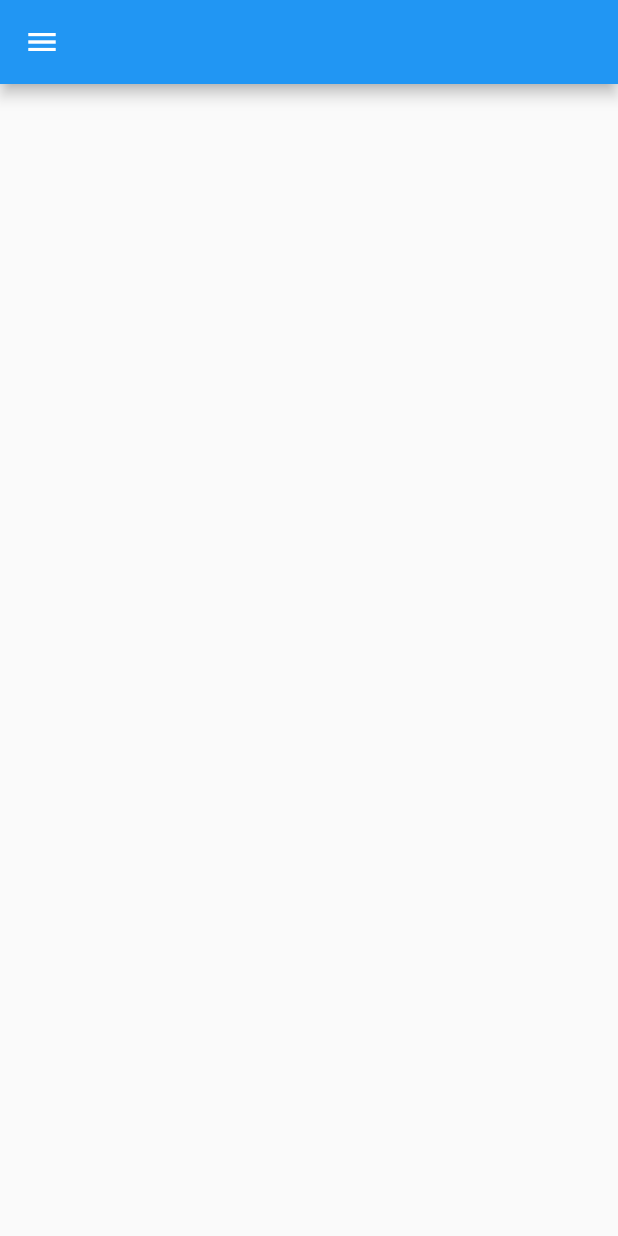
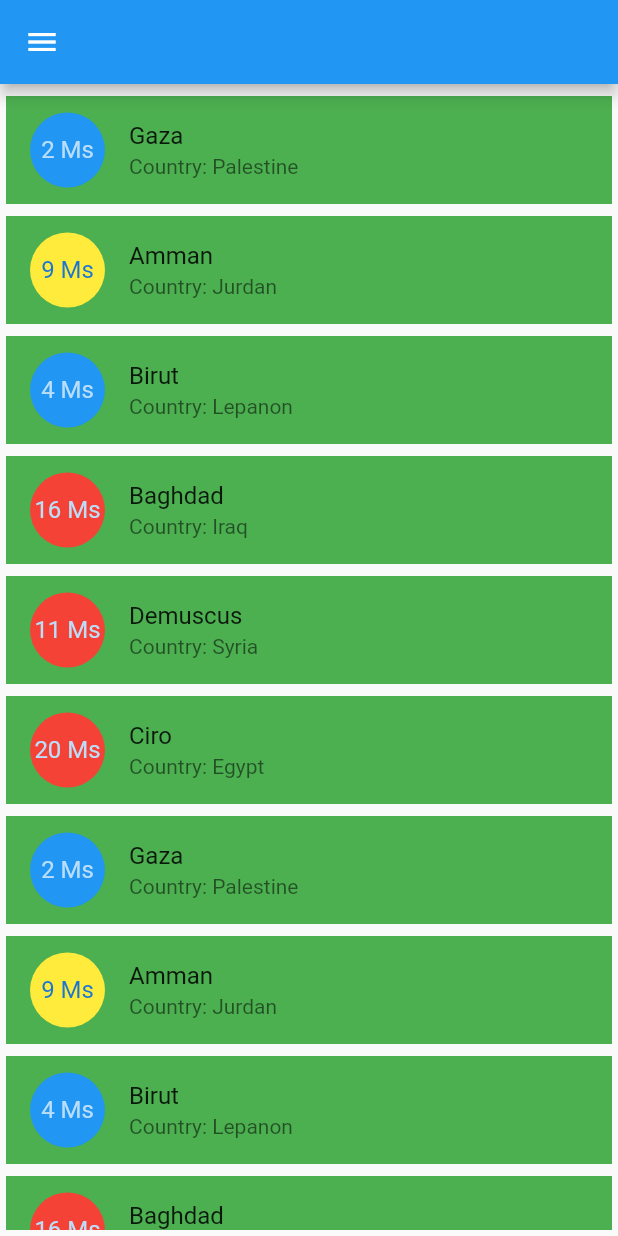
Before and after one commit to HashemAlkeshawi/flutter_youtube_course, a Flutter app: the screen it shows after launch, on a phone screen of 412 x 824 dp. Run offline on Flutter 3.47's test engine with Material 2 defaults, Android fonts, the phone set to English and light mode, and no system bars.

Commit message:
ListView, ListView.builder

```diff
--- a/lib/First.dart
+++ b/lib/First.dart
@@ -1,9 +1,4 @@
-import 'dart:developer';
-import 'dart:ffi';
-
-import 'package:flutter/foundation.dart';
 import 'package:flutter/material.dart';
-import 'package:flutter_application_1/myCheckBox.dart';
 
 // The STATEFUL class
 class FirstTest extends StatefulWidget {
@@ -16,6 +11,76 @@ class FirstTest extends StatefulWidget {
 // The STATE class
 
 class _FirstState extends State<FirstTest> {
+  List cities = [
+    {"name": "Gaza", "country": "Palestine", "pubulation": 2, "cp": 11},
+    {"name": "Amman", "country": "Jurdan", "pubulation": 9, "cp": 36},
+    {"name": "Birut", "country": "Lepanon", "pubulation": 4, "cp": 21},
+    {"name": "Baghdad", "country": "Iraq", "pubulation": 16, "cp": 55},
+    {"name": "Demuscus", "country": "Syria", "pubulation": 11, "cp": 40},
+    {"name": "Ciro", "country": "Egypt", "pubulation": 20, "cp": 110},
+    {"name": "Gaza", "country": "Palestine", "pubulation": 2, "cp": 11},
+    {"name": "Amman", "country": "Jurdan", "pubulation": 9, "cp": 36},
+    {"name": "Birut", "country": "Lepanon", "pubulation": 4, "cp": 21},
+    {"name": "Baghdad", "country": "Iraq", "pubulation": 16, "cp": 55},
+    {"name": "Demuscus", "country": "Syria", "pubulation": 11, "cp": 40},
+    {"name": "Ciro", "country": "Egypt", "pubulation": 20, "cp": 110},
+  ];
+
+  Widget myList() {
+    return Container(
+        margin: EdgeInsets.all(4),
+        // height: 250,
+        child: ListView.builder(
+            itemCount: cities.length,
+            itemBuilder: (context, ListMember) {
+              return Container(
+                alignment: Alignment.center,
+                child: ListTile(
+                  leading: CircleAvatar(
+                    child: Text("${cities[ListMember]['pubulation']} Ms"),
+                    radius: 25,
+                    backgroundColor: cities[ListMember]['pubulation'] > 10
+                        ? Colors.red
+                        : cities[ListMember]['pubulation'] > 5
+                            ? Colors.yellow
+                            : Colors.blue,
+                  ),
+                  title: Text("${cities[ListMember]['name']}"),
+                  subtitle: Text("Country: ${cities[ListMember]['country']}"),
+                  onTap: () {
+                    SnackBar snackBar = SnackBar(
+                        content:
+                            Text("Country: ${cities[ListMember]['country']}"),
+                        duration: Duration(milliseconds: 1500),
+                        behavior: SnackBarBehavior.fixed,
+                        padding:
+                            EdgeInsets.symmetric(horizontal: 8, vertical: 8),
+                        // margin:                            EdgeInsets.symmetric(horizontal: 12, vertical: 20),
+                        action: SnackBarAction(
+                            label: "Ok!",
+                            onPressed: () {
+                              print("ok");
+                            }));
+                    ScaffoldMessenger.of(context).showSnackBar(snackBar);
+                    // showDialog(
+                    //     context: context,
+                    //     builder: (Context) {
+                    //       return AlertDialog(
+                    //         title: Text("Country: ${cities[i]['country']}"),
+                    //         content: Text(
+                    //           "The pubulation is: ${cities[i]['cp']} Millions",
+                    //           style: TextStyle(fontSize: 13),
+                    //         ),
+                    //       );
+                    //     });
+                  },
+                ),
+                color: Colors.green,
+                margin: EdgeInsets.symmetric(vertical: 4),
+              );
+            }));
+  }
+
   GlobalKey<ScaffoldState> scaffoldKey = GlobalKey<ScaffoldState>();
   dynamic selectedCountry;
   int x = 0;
@@ -40,9 +105,7 @@ class _FirstState extends State<FirstTest> {
     return Scaffold(
       appBar: AppBar(),
       drawer: Drawer(),
-        body: Container(
-          margin: EdgeInsets.all(15),
-        )
+      body: myList(),
       // child: Column(
       //   mainAxisAlignment: MainAxisAlignment.start,
       //   children: [
@@ -230,7 +293,6 @@ class _FirstState extends State<FirstTest> {
       //     ),
       //   ],
       // ),
-
     );
   }
   // Row(
```
Lines whose indentation alone changed are shown as unchanged.
